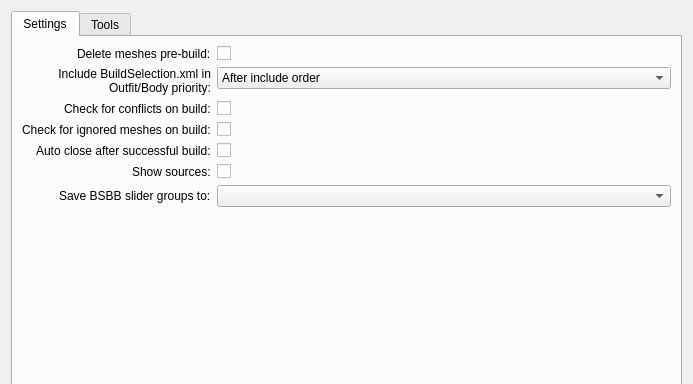
Before: the Qt Designer form UI/Settings.ui in tkoopman/MO2-BodySlide-Batch-Builder, drawn with Qt 5; both pictures show x 0 to 693 and y 0 to 384 of the 693 by 569 pixel window.
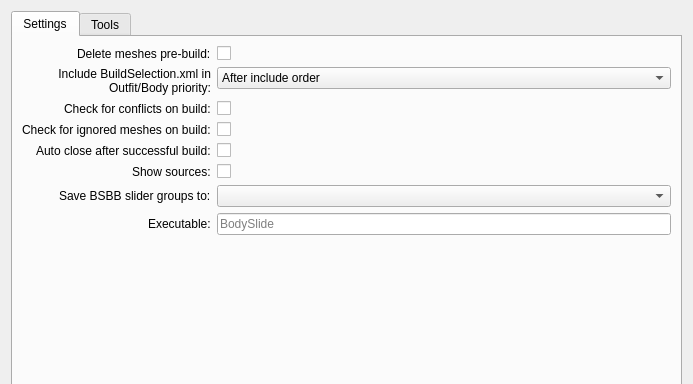
After: the same form once the commit is applied.

Commit message: v2.2.0 - Added setting for BodySlide executable. This should be the name (Title) of the executable defined in MO2. If you have updated to BodySlide 5.8+ would be called "BodySlide". Prior to that for SSE most would of used "BodySlide x64". - Fixed bug if "BuildSelection.xml" doesn't exist

What changed in the file:
```diff
--- a/UI/Settings.ui
+++ b/UI/Settings.ui
@@ -161,6 +161,23 @@
            </item>
           </widget>
          </item>
+         <item row="7" column="0">
+          <widget class="QLabel" name="executableLabel">
+           <property name="text">
+            <string>Executable:</string>
+           </property>
+          </widget>
+         </item>
+         <item row="7" column="1">
+          <widget class="QLineEdit" name="executableLineEdit">
+           <property name="toolTip">
+            <string>This should match the MO2 definied Executable &quot;Title&quot; for BodySlide. For BodySlide 5.8+ normally &quot;BodySlide&quot;. For &lt;5.8 normally &quot;BodySlide x64&quot;</string>
+           </property>
+           <property name="placeholderText">
+            <string>BodySlide</string>
+           </property>
+          </widget>
+         </item>
         </layout>
        </item>
       </layout>
```
The commit also changes 4 other files.
